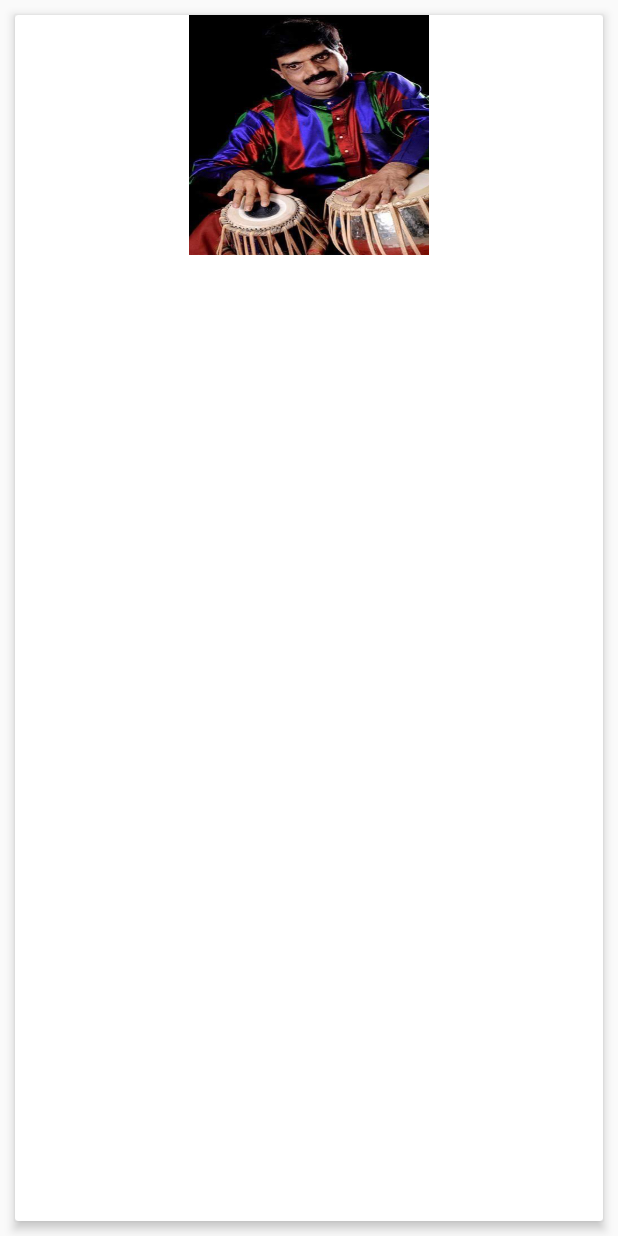
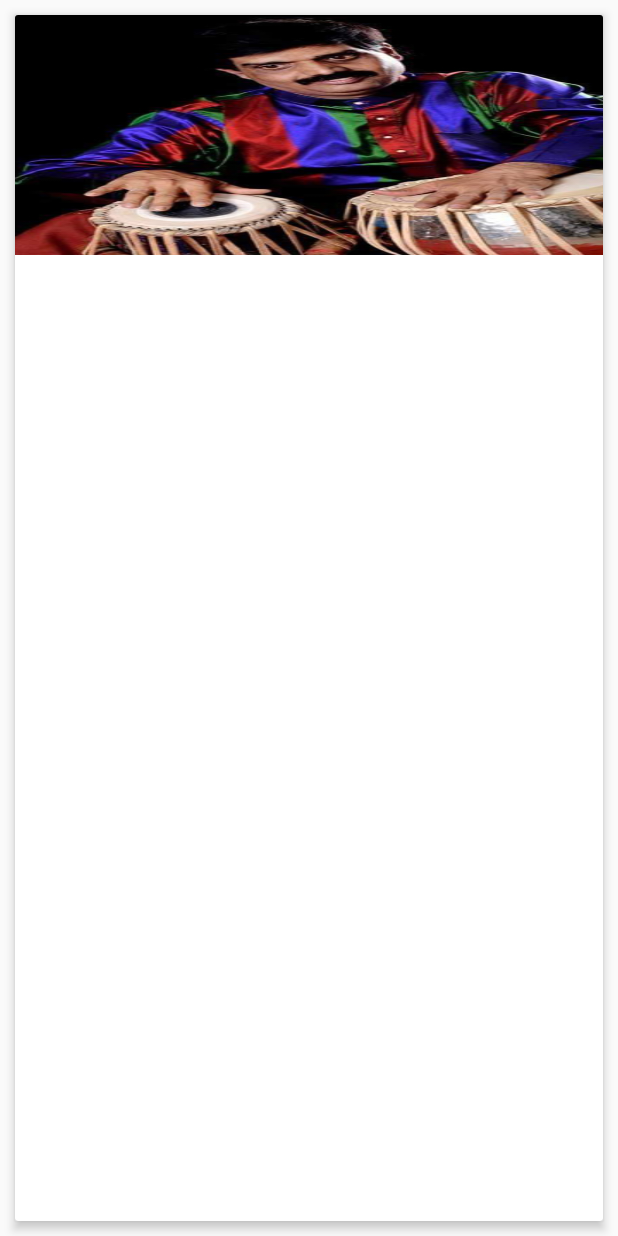
Before and after one commit to Vatican-Cameos/KmTablaVidyalaya, an Android app: the layout item_post_list.xml on its own in the app's theme, with its tools: preview values and no code run, on a phone screen of 412 x 824 dp. Run offline under Robolectric (Android 15) with nearby library versions, the phone set to English and light mode, and no system bars.

Commit message:
UI tweaks in process

```diff
--- a/app/src/main/AndroidManifest.xml
+++ b/app/src/main/AndroidManifest.xml
@@ -5,7 +5,7 @@
     <uses-permission android:name="android.permission.CALL_PHONE" />
     <application
         android:allowBackup="true"
-        android:icon="@drawable/kmtvsplash"
+        android:icon="@drawable/km_logo"
         android:label="@string/app_name"
         android:supportsRtl="true"
         android:theme="@style/AppTheme" >
--- a/app/src/main/java/com/example/pavan/kmtabalavidyalaya/Activities/MainActivity.java
+++ b/app/src/main/java/com/example/pavan/kmtabalavidyalaya/Activities/MainActivity.java
@@ -34,7 +34,7 @@ public class MainActivity extends AppCompatActivity {
        // setSupportActionBar(toolbar);
         setContentView(R.layout.activity_main_menu);
         getSupportActionBar().setDisplayShowHomeEnabled(true);
-        getSupportActionBar().setIcon(R.drawable.kmtv_toolbar_icon_hd);
+        getSupportActionBar().setIcon(R.drawable.km_logo);
 
         init();
         rowDataInitialization();
--- a/app/src/main/res/layout/item_post_list.xml
+++ b/app/src/main/res/layout/item_post_list.xml
@@ -4,7 +4,7 @@
     xmlns:card_view="http://schemas.android.com/tools"
     android:orientation="vertical"
     android:layout_width="match_parent"
-    android:layout_height="match_parent">
+    android:layout_height="wrap_content">
 
     <android.support.v7.widget.CardView
         android:id="@+id/cvPost"
@@ -17,11 +17,11 @@
 
         <RelativeLayout
             android:layout_width="match_parent"
-            android:layout_height="match_parent">
+            android:layout_height="wrap_content">
 
             <ImageView
                 android:id="@+id/ivPost"
-                android:layout_width="160dp"
+                android:layout_width="match_parent"
                 android:layout_height="160dp"
                 android:layout_centerHorizontal="true"
                 android:scaleType="fitXY"
@@ -34,7 +34,7 @@
                 android:layout_width="match_parent"
                 android:layout_height="@dimen/grid_height"
                 android:layout_alignParentBottom="true"
-                android:layout_below="@id/ivThumbnail"
+                android:layout_below="@id/ivPost"
                 android:gravity="center"
                 android:textColor="@color/solidBlack" />
         </RelativeLayout>
--- a/app/src/main/res/values/color.xml
+++ b/app/src/main/res/values/color.xml
@@ -3,10 +3,16 @@
 <resources>
  <!--   <color name="ColorPrimary">#FF5722</color>
     <color name="ColorPrimaryDark">#E64A19</color>-->
-    <color name="colorAccent">#FF4081</color>
+    <!--<color name="colorAccent">#FF4081</color>
     <color name="colorPrimaryDark">#ffbf00</color>
-    <color name = "colorPrimary">#4d201d</color>
+    <color name = "colorPrimary">#5D4037</color>
     <color name = "superLight">#fcf2cd</color>
-    <color name = "solidBlack">#000</color>
-
+    #D7CCC8
+    #ffa467
+    <color name = "solidBlack">#000</color>-->
+   <color name="colorAccent">#5D4037</color>
+   <color name="colorPrimaryDark">#fd5c04</color>
+   <color name = "colorPrimary">#910f02</color>
+   <color name = "superLight">#D7CCC8</color>
+   <color name = "solidBlack">#212121</color>
 </resources>
```
Also changed, not shown: app/src/main/java/com/example/pavan/kmtabalavidyalaya/Activities/NewsFeed.java (+10 -4 lines), app/src/main/java/com/example/pavan/kmtabalavidyalaya/Adapters/PostAdapter.java (+7 -1 lines), app/src/main/res/layout/activity_splash.xml (+5 -5 lines), app/src/main/res/layout/item_main_menu.xml (+5 -2 lines), app/src/main/res/drawable/km_logo.png (added), app/src/main/res/drawable/kmtv.jpg (deleted), app/src/main/res/drawable/kmtv_toolbar_icon.png (deleted), app/src/main/res/drawable/kmtvsplash.png (deleted).
